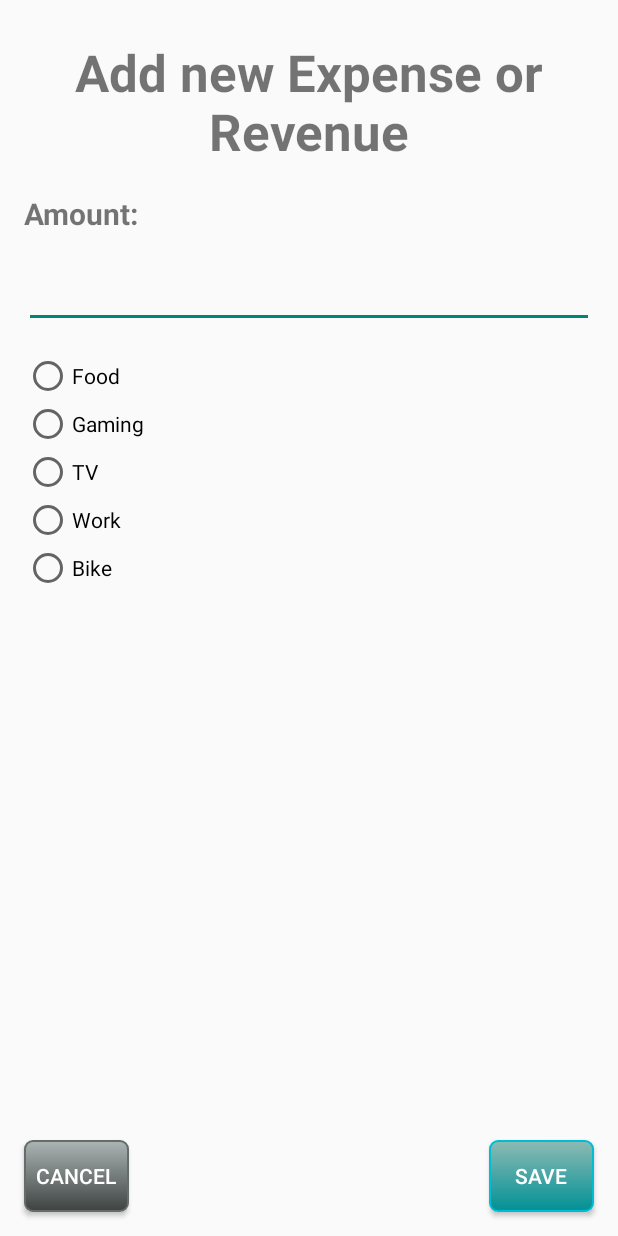
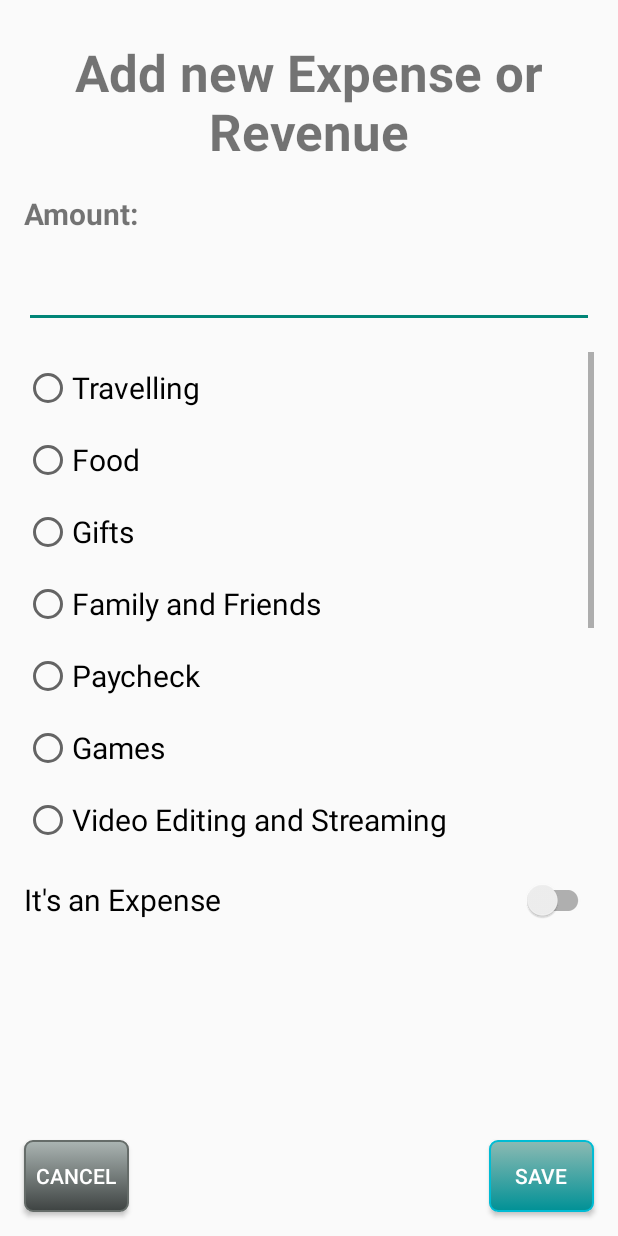
Before and after one commit to Luroshuna/Budget-Duck, an Android app: the EntryPage screen opened directly, with no data from a screen before it, on a phone screen of 412 x 824 dp. Run offline under Robolectric (Android 15) with nearby library versions, the phone set to English and light mode, and no system bars.

Commit message:
radio buttons updated, start for save button

```diff
--- a/dev/app/build.gradle
+++ b/dev/app/build.gradle
@@ -22,6 +22,10 @@ android {
             proguardFiles getDefaultProguardFile('proguard-android-optimize.txt'), 'proguard-rules.pro'
         }
     }
+    buildFeatures{
+        dataBinding = true
+        viewBinding = true
+    }
     compileOptions {
         sourceCompatibility JavaVersion.VERSION_1_8
         targetCompatibility JavaVersion.VERSION_1_8
--- /dev/null
+++ b/dev/app/src/main/java/com/example/budgetduck/Entries.java
@@ -0,0 +1,19 @@
+package com.example.budgetduck;
+
+import java.util.List;
+
+public class Entries {
+    List<Entry> entries;
+
+    public Entries(List<Entry> entries) {
+        this.entries = entries;
+    }
+
+    public List<Entry> getEntries() {
+        return entries;
+    }
+
+    public void addEntry(Entry entry) {
+        entries.add(entry);
+    }
+}
--- /dev/null
+++ b/dev/app/src/main/java/com/example/budgetduck/Entry.java
@@ -0,0 +1,13 @@
+package com.example.budgetduck;
+
+public class Entry {
+    String amount;
+    String category;
+    Boolean isExpense;
+
+    public Entry(String amount, String category, Boolean isExpense) {
+        this.amount = amount;
+        this.category = category;
+        this.isExpense = isExpense;
+    }
+}
--- a/dev/app/src/main/java/com/example/budgetduck/EntryPage.kt
+++ b/dev/app/src/main/java/com/example/budgetduck/EntryPage.kt
@@ -1,23 +1,54 @@
 package com.example.budgetduck
 
+import android.app.AlertDialog
 import android.content.Intent
 import androidx.appcompat.app.AppCompatActivity
 import android.os.Bundle
-import android.widget.Button
+import android.text.TextUtils
+import android.widget.*
+import androidx.appcompat.widget.SwitchCompat
 
 class EntryPage : AppCompatActivity() {
+    val entries = mutableListOf<Entries>()
+
     override fun onCreate(savedInstanceState: Bundle?) {
         super.onCreate(savedInstanceState)
         setContentView(R.layout.page_entry)
 
+        //Cancel Button
         val cancel = findViewById<Button>(R.id.cancel_btn)
         cancel.setOnClickListener {
-            val intent = Intent(this, MainActivity::class.java)
-            startActivity(intent)
+            val builder = AlertDialog.Builder(this@EntryPage)
+            builder.setMessage("Are you sure you want to Cancel?")
+                .setCancelable(false)
+                .setPositiveButton("Yes") { dialog, id ->
+                    val intent = Intent(this, MainActivity::class.java)
+                    startActivity(intent)
+                }
+                .setNegativeButton("No") { dialog, id ->
+                    dialog.dismiss()
+                }
+            val alert = builder.create()
+            alert.show()
         }
 
+        //Create Button
         val save = findViewById<Button>(R.id.save_btn)
         save.setOnClickListener {
+            val entry: Entry
+            val amount = findViewById<EditText>(R.id.editTextNumberDecimal)
+            val category = findViewById<RadioGroup>(R.id.radio_group)
+            val isExpense = findViewById<SwitchCompat>(R.id.switch1)
+
+            if(TextUtils.isEmpty(amount.text)){
+
+            } else {
+
+            }
+
+
+            Toast.makeText(this, "Entry successfully created!", Toast.LENGTH_SHORT).show()
+
             val intent = Intent(this, MainActivity::class.java)
             startActivity(intent)
         }
--- a/dev/app/src/main/res/layout/page_entry.xml
+++ b/dev/app/src/main/res/layout/page_entry.xml
@@ -57,61 +57,137 @@
             android:id="@+id/textView3"
             android:layout_width="match_parent"
             android:layout_height="30dp"
-            android:text="Amount:"
+            android:text="@string/amount"
             android:textAlignment="textStart"
             android:textSize="20sp"
             android:textStyle="bold" />
 
         <EditText
-            android:id="@+id/editTextNumberSigned"
+            android:id="@+id/editTextNumberDecimal"
             android:layout_width="match_parent"
             android:layout_height="60dp"
             android:ems="10"
-            android:inputType="numberSigned" />
+            android:inputType="numberDecimal"
+            android:importantForAutofill="no" />
 
-        <LinearLayout
+        <ScrollView
             android:layout_width="match_parent"
-            android:layout_height="452dp"
-            android:layout_marginTop="16dp"
-            android:orientation="vertical">
+            android:layout_height="325dp"
+            android:layout_marginTop="16dp">
 
             <RadioGroup
+                android:id="@+id/radio_group"
                 android:layout_width="match_parent"
-                android:layout_height="match_parent">
+                android:layout_height="wrap_content"
+                android:orientation="vertical">
 
                 <RadioButton
-                    android:id="@+id/radioButton"
+                    android:id="@+id/radio_travelling"
                     android:layout_width="match_parent"
                     android:layout_height="wrap_content"
-                    android:text="Food" />
+                    android:minHeight="48dp"
+                    android:textSize="20sp"
+                    android:text="@string/travelling" />
 
                 <RadioButton
-                    android:id="@+id/radioButton2"
+                    android:id="@+id/radio_food"
                     android:layout_width="match_parent"
                     android:layout_height="wrap_content"
-                    android:text="Gaming" />
+                    android:minHeight="48dp"
+                    android:textSize="20sp"
+                    android:text="@string/food" />
 
                 <RadioButton
-                    android:id="@+id/radioButton3"
+                    android:id="@+id/radio_gifts"
                     android:layout_width="match_parent"
                     android:layout_height="wrap_content"
-                    android:text="TV" />
+                    android:minHeight="48dp"
+                    android:textSize="20sp"
+                    android:text="@string/gifts" />
 
                 <RadioButton
-                    android:id="@+id/radioButton4"
+                    android:id="@+id/radio_family_and_friends"
                     android:layout_width="match_parent"
                     android:layout_height="wrap_content"
-                    android:text="Work" />
+                    android:minHeight="48dp"
+                    android:textSize="20sp"
+                    android:text="@string/family_and_friends" />
 
                 <RadioButton
-                    android:id="@+id/radioButton5"
+                    android:id="@+id/radio_paycheck"
                     android:layout_width="match_parent"
                     android:layout_height="wrap_content"
-                    android:text="Bike" />
+                    android:minHeight="48dp"
+                    android:textSize="20sp"
+                    android:text="@string/paycheck" />
+
+                <RadioButton
+                    android:id="@+id/radio_games"
+                    android:layout_width="match_parent"
+                    android:layout_height="wrap_content"
+                    android:minHeight="48dp"
+                    android:textSize="20sp"
+                    android:text="@string/games" />
+
+                <RadioButton
+                    android:id="@+id/radio_social_media"
+                    android:layout_width="match_parent"
+                    android:layout_height="wrap_content"
+                    android:minHeight="48dp"
+                    android:textSize="20sp"
+                    android:text="@string/video_editing_and_streaming" />
+
+                <RadioButton
+                    android:id="@+id/radio_music"
+                    android:layout_width="match_parent"
+                    android:layout_height="wrap_content"
+                    android:minHeight="48dp"
+                    android:textSize="20sp"
+                    android:text="@string/music" />
+
+                <RadioButton
+                    android:id="@+id/radio_house"
+                    android:layout_width="match_parent"
+                    android:layout_height="wrap_content"
+                    android:minHeight="48dp"
+                    android:textSize="20sp"
+                    android:text="@string/house" />
+
+                <RadioButton
+                    android:id="@+id/radio_hobbies"
+                    android:layout_width="match_parent"
+                    android:layout_height="wrap_content"
+                    android:minHeight="48dp"
+                    android:textSize="20sp"
+                    android:text="@string/hobbies" />
+
+                <RadioButton
+                    android:id="@+id/radio_pets"
+                    android:layout_width="match_parent"
+                    android:layout_height="wrap_content"
+                    android:minHeight="48dp"
+                    android:textSize="20sp"
+                    android:text="@string/pets" />
+
+                <RadioButton
+                    android:id="@+id/radio_electronics"
+                    android:layout_width="match_parent"
+                    android:layout_height="wrap_content"
+                    android:minHeight="48dp"
+                    android:textSize="20sp"
+                    android:text="@string/electronics" />
 
             </RadioGroup>
-        </LinearLayout>
+        </ScrollView>
+
+        <androidx.appcompat.widget.SwitchCompat
+            android:id="@+id/switch1"
+            android:layout_width="match_parent"
+            android:layout_height="wrap_content"
+            android:layout_marginTop="16dp"
+            android:minHeight="48dp"
+            android:textSize="20sp"
+            android:text="@string/it_s_an_expense" />
 
     </LinearLayout>
-
 </androidx.constraintlayout.widget.ConstraintLayout>
--- a/dev/app/src/main/res/values/strings.xml
+++ b/dev/app/src/main/res/values/strings.xml
@@ -5,4 +5,17 @@
     <string name="save">SAVE</string>
     <string name="cancel">CANCEL</string>
     <string name="amount">Amount:</string>
+    <string name="travelling">Travelling</string>
+    <string name="food">Food</string>
+    <string name="electronics">Electronics</string>
+    <string name="video_editing_and_streaming">Video Editing and Streaming</string>
+    <string name="pets">Pets</string>
+    <string name="hobbies">Hobbies</string>
+    <string name="music">Music</string>
+    <string name="house">House</string>
+    <string name="games">Games</string>
+    <string name="family_and_friends">Family and Friends</string>
+    <string name="gifts">Gifts</string>
+    <string name="paycheck">Paycheck</string>
+    <string name="it_s_an_expense">It\'s an Expense</string>
 </resources>
```
